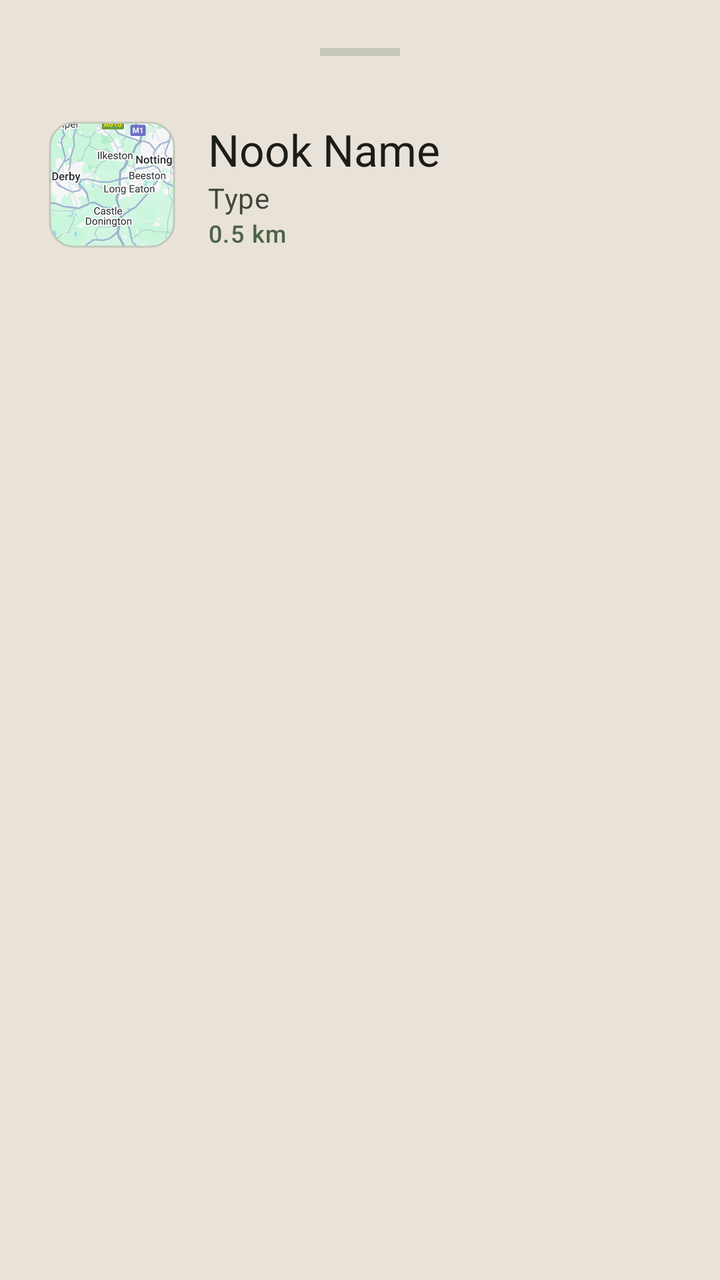
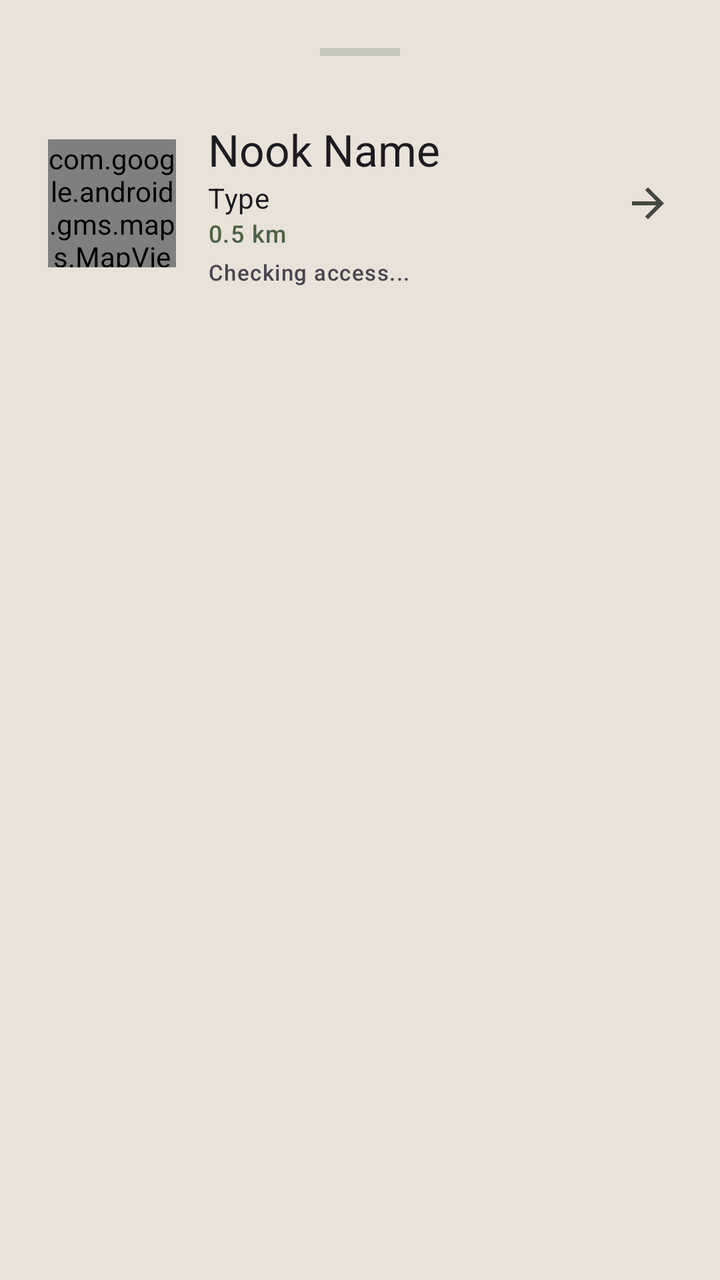

The first picture is an Android layout as it rendered before a commit; the second is the same layout after the commit. The layout source and the unified diff follow.
<!-- AndroidManifest.xml: application theme Theme.BookNookApp -->
<!-- res/layout/layout_nook_popup.xml -->
<?xml version="1.0" encoding="utf-8"?>
<LinearLayout xmlns:android="http://schemas.android.com/apk/res/android"
    xmlns:app="http://schemas.android.com/apk/res-auto"
    android:layout_width="match_parent"
    android:layout_height="wrap_content"
    android:background="@drawable/bg_bottom_sheet"
    android:orientation="vertical"
    android:padding="24dp">

    
    <View
        android:layout_width="40dp"
        android:layout_height="4dp"
        android:layout_gravity="center_horizontal"
        android:layout_marginBottom="16dp"
        android:background="?attr/colorOutlineVariant"
        android:backgroundTint="?attr/colorOutlineVariant"
        />

    
    <LinearLayout
        android:layout_width="match_parent"
        android:layout_height="wrap_content"
        android:orientation="horizontal"
        android:gravity="center_vertical"
        android:layout_marginTop="16dp">

        
        <com.google.android.material.imageview.ShapeableImageView
            android:id="@+id/ivNookThumbnail"
            android:layout_width="64dp"
            android:layout_height="64dp"
            android:padding="1dp"
            android:scaleType="centerCrop"
            android:src="@drawable/img_map_placeholder"
            app:shapeAppearanceOverlay="@style/ShapeAppearance.Material3.Corner.Medium"
            app:strokeColor="?attr/colorOutlineVariant"
            app:strokeWidth="1dp"
            />

        
        <LinearLayout
            android:layout_width="260dp"
            android:layout_height="wrap_content"
            android:layout_marginStart="16dp"
            android:orientation="vertical">

            
            <TextView
                android:id="@+id/tvNookName"
                android:layout_width="wrap_content"
                android:layout_height="wrap_content"
                android:text="Nook Name"
                android:textAppearance="@style/TextAppearance.Material3.TitleLarge"
                android:textColor="?attr/colorOnSurface" />

            
            <TextView
                android:id="@+id/tvNookType"
                android:layout_width="wrap_content"
                android:layout_height="wrap_content"
                android:text="Type"
                android:textAppearance="@style/TextAppearance.Material3.BodyMedium"
                android:textColor="?attr/colorOnSurfaceVariant" />

            
            <TextView
                android:id="@+id/tvDistance"
                android:layout_width="wrap_content"
                android:layout_height="wrap_content"
                android:text="0.5 km"
                android:textAppearance="@style/TextAppearance.Material3.LabelMedium"
                android:textColor="?attr/colorPrimary" />
        </LinearLayout>
        <ImageView
            android:layout_width="24dp"
            android:layout_height="24dp"
            android:src="@drawable/ic_arrow_back"
            android:rotation="180"
            app:tint="?attr/colorOnSurfaceVariant" />
    </LinearLayout>



</LinearLayout>
<!-- resources referenced by this layout -->
<resources>
  <!-- drawable bg_bottom_sheet (drawable) -->
  <?xml version="1.0" encoding="utf-8"?>
  <shape xmlns:android="http://schemas.android.com/apk/res/android">
      <solid android:color="?attr/colorSurface" />
      <corners
          android:topLeftRadius="28dp"
          android:topRightRadius="28dp" />   
  </shape>
  <!-- drawable ic_arrow_back (drawable) -->
  <vector xmlns:android="http://schemas.android.com/apk/res/android" android:autoMirrored="true" android:height="24dp" android:tint="#000000" android:viewportHeight="960" android:viewportWidth="960" android:width="24dp">
        
      <path android:fillColor="@android:color/white" android:pathData="M313,520L537,744L480,800L160,480L480,160L537,216L313,440L800,440L800,520L313,520Z"/>
      
  </vector>
  <!-- drawable img_map_placeholder: png bitmap (drawable, 360609 bytes) -->
  <color name="md_theme_primary">#4C6246</color>
  <color name="md_theme_onPrimary">#FFFFFF</color>
  <color name="md_theme_primaryContainer">#B4C8AA</color>
  <color name="md_theme_onPrimaryContainer">#182316</color>
  <color name="md_theme_secondary">#5C757A</color>
  <color name="md_theme_onSecondary">#FFFFFF</color>
  <color name="md_theme_secondaryContainer">#DEEBF1</color>
  <color name="md_theme_onSecondaryContainer">#141E21</color>
  <color name="md_theme_tertiary">#CB7A5C</color>
  <color name="md_theme_onTertiary">#FFFFFF</color>
  <color name="md_theme_tertiaryContainer">#FFDBC9</color>
  <color name="md_theme_onTertiaryContainer">#331200</color>
  <color name="md_theme_surface">#E9E2D8</color>
  <color name="md_theme_onSurface">#1C1C18</color>
  <color name="md_theme_surfaceContainer">#DFD9D0</color>
  <color name="md_theme_onSurfaceVariant">#44483D</color>
  <color name="md_theme_outlineVariant">#C4C8BB</color>
  <color name="md_theme_error">#BA1A1A</color>
  <color name="md_theme_onError">#FFFFFF</color>
  <style name="AppBottomSheetDialogTheme" parent="Theme.Design.Light.BottomSheetDialog">
          <item name="bottomSheetStyle">@style/AppModalStyle</item>
      </style>
  <style name="AppModalStyle" parent="Widget.Design.BottomSheet.Modal">
          <item name="android:background">@android:color/transparent</item>
      </style>
  <!-- unchanged entries left out for length: 1 -->
</resources>

<!-- the commit's change to res/layout/layout_nook_popup.xml (unified diff, before → after) -->
@@ -1,23 +1,20 @@
 <?xml version="1.0" encoding="utf-8"?>
 <LinearLayout xmlns:android="http://schemas.android.com/apk/res/android"
     xmlns:app="http://schemas.android.com/apk/res-auto"
+    xmlns:tools="http://schemas.android.com/tools"
     android:layout_width="match_parent"
     android:layout_height="wrap_content"
     android:background="@drawable/bg_bottom_sheet"
     android:orientation="vertical"
     android:padding="24dp">
 
-    
     <View
         android:layout_width="40dp"
         android:layout_height="4dp"
         android:layout_gravity="center_horizontal"
         android:layout_marginBottom="16dp"
-        android:background="?attr/colorOutlineVariant"
-        android:backgroundTint="?attr/colorOutlineVariant"
-        />
+        android:background="?attr/colorOutlineVariant" />
 
-    
     <LinearLayout
         android:layout_width="match_parent"
         android:layout_height="wrap_content"
@@ -25,45 +22,32 @@
         android:gravity="center_vertical"
         android:layout_marginTop="16dp">
 
-        
-        <com.google.android.material.imageview.ShapeableImageView
-            android:id="@+id/ivNookThumbnail"
+        <com.google.android.gms.maps.MapView
+            android:id="@+id/miniMapContainer"
             android:layout_width="64dp"
-            android:layout_height="64dp"
-            android:padding="1dp"
-            android:scaleType="centerCrop"
-            android:src="@drawable/img_map_placeholder"
-            app:shapeAppearanceOverlay="@style/ShapeAppearance.Material3.Corner.Medium"
-            app:strokeColor="?attr/colorOutlineVariant"
-            app:strokeWidth="1dp"
-            />
+            android:layout_height="64dp" />
 
-        
         <LinearLayout
-            android:layout_width="260dp"
+            android:layout_width="0dp"
             android:layout_height="wrap_content"
+            android:layout_weight="1"
             android:layout_marginStart="16dp"
             android:orientation="vertical">
 
-            
             <TextView
                 android:id="@+id/tvNookName"
                 android:layout_width="wrap_content"
                 android:layout_height="wrap_content"
                 android:text="Nook Name"
-                android:textAppearance="@style/TextAppearance.Material3.TitleLarge"
-                android:textColor="?attr/colorOnSurface" />
+                android:textAppearance="@style/TextAppearance.Material3.TitleLarge" />
 
-            
             <TextView
                 android:id="@+id/tvNookType"
                 android:layout_width="wrap_content"
                 android:layout_height="wrap_content"
                 android:text="Type"
-                android:textAppearance="@style/TextAppearance.Material3.BodyMedium"
-                android:textColor="?attr/colorOnSurfaceVariant" />
+                android:textAppearance="@style/TextAppearance.Material3.BodyMedium" />
 
-            
             <TextView
                 android:id="@+id/tvDistance"
                 android:layout_width="wrap_content"
@@ -71,7 +55,16 @@
                 android:text="0.5 km"
                 android:textAppearance="@style/TextAppearance.Material3.LabelMedium"
                 android:textColor="?attr/colorPrimary" />
+
+            <TextView
+                android:id="@+id/tvAccessPrompt"
+                android:layout_width="wrap_content"
+                android:layout_height="wrap_content"
+                android:layout_marginTop="4dp"
+                android:text="Checking access..."
+                android:textAppearance="@style/TextAppearance.Material3.LabelSmall" />
         </LinearLayout>
+
         <ImageView
             android:layout_width="24dp"
             android:layout_height="24dp"
@@ -79,7 +72,4 @@
             android:rotation="180"
             app:tint="?attr/colorOnSurfaceVariant" />
     </LinearLayout>
-
-
-
 </LinearLayout>
<!-- resource entries referenced after the edit -->
@@ -14,7 +14,6 @@
       <path android:fillColor="@android:color/white" android:pathData="M313,520L537,744L480,800L160,480L480,160L537,216L313,440L800,440L800,520L313,520Z"/>
       
   </vector>
-  <!-- drawable img_map_placeholder: png bitmap (drawable, 360609 bytes) -->
   <color name="md_theme_primary">#4C6246</color>
   <color name="md_theme_onPrimary">#FFFFFF</color>
   <color name="md_theme_primaryContainer">#B4C8AA</color>
